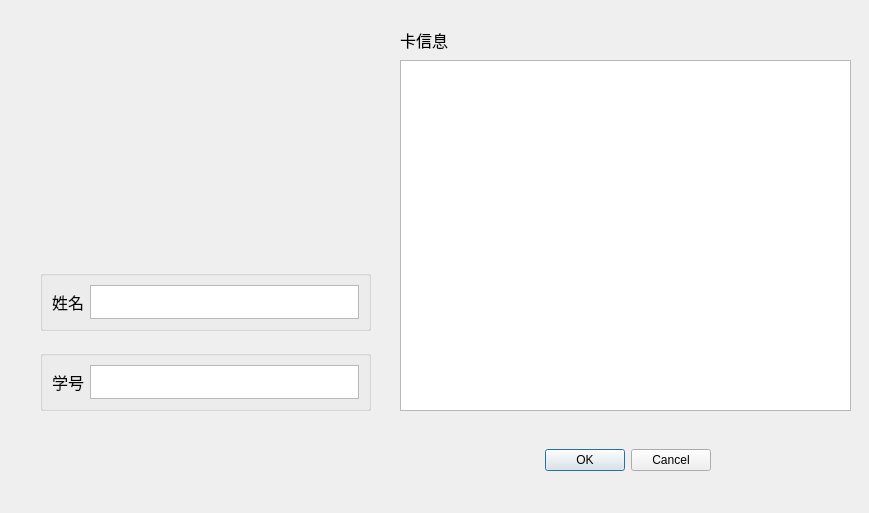
This is stu_info.ui in 2205794866/Hustcards_v2 as Qt 5 draws it before an edit. The edited form follows.
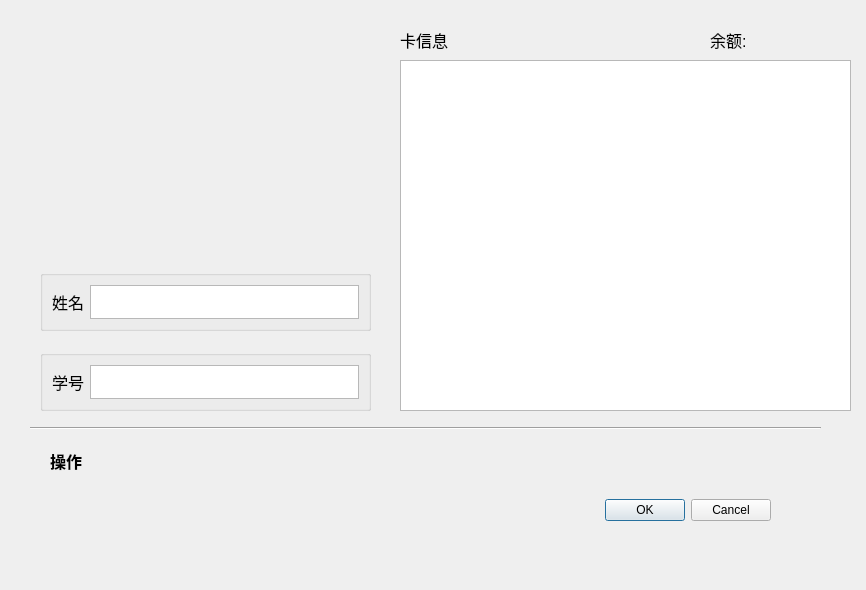
This is the edited form. Icons and pictures are not drawn.

Commit message: 优化stu_info 优化写入 ofstream -> fwrite(  fprintf is better )

What changed in the file:
```diff
--- a/stu_info.ui
+++ b/stu_info.ui
@@ -6,8 +6,8 @@
    <rect>
     <x>0</x>
     <y>0</y>
-    <width>869</width>
-    <height>513</height>
+    <width>866</width>
+    <height>590</height>
    </rect>
   </property>
   <property name="windowTitle">
@@ -16,8 +16,8 @@
   <widget class="QDialogButtonBox" name="buttonBox">
    <property name="geometry">
     <rect>
-     <x>240</x>
-     <y>430</y>
+     <x>300</x>
+     <y>480</y>
      <width>471</width>
      <height>61</height>
     </rect>
@@ -147,6 +147,57 @@
     <string>卡信息</string>
    </property>
   </widget>
+  <widget class="QLabel" name="func">
+   <property name="geometry">
+    <rect>
+     <x>50</x>
+     <y>450</y>
+     <width>251</width>
+     <height>21</height>
+    </rect>
+   </property>
+   <property name="font">
+    <font>
+     <pointsize>12</pointsize>
+     <bold>true</bold>
+     <underline>true</underline>
+    </font>
+   </property>
+   <property name="text">
+    <string>操作</string>
+   </property>
+  </widget>
+  <widget class="Line" name="line">
+   <property name="geometry">
+    <rect>
+     <x>30</x>
+     <y>420</y>
+     <width>791</width>
+     <height>16</height>
+    </rect>
+   </property>
+   <property name="orientation">
+    <enum>Qt::Horizontal</enum>
+   </property>
+  </widget>
+  <widget class="QLabel" name="money">
+   <property name="geometry">
+    <rect>
+     <x>710</x>
+     <y>30</y>
+     <width>121</width>
+     <height>20</height>
+    </rect>
+   </property>
+   <property name="font">
+    <font>
+     <pointsize>12</pointsize>
+    </font>
+   </property>
+   <property name="text">
+    <string>余额:</string>
+   </property>
+  </widget>
  </widget>
  <resources/>
  <connections>
```
The commit also changes 17 other files.
